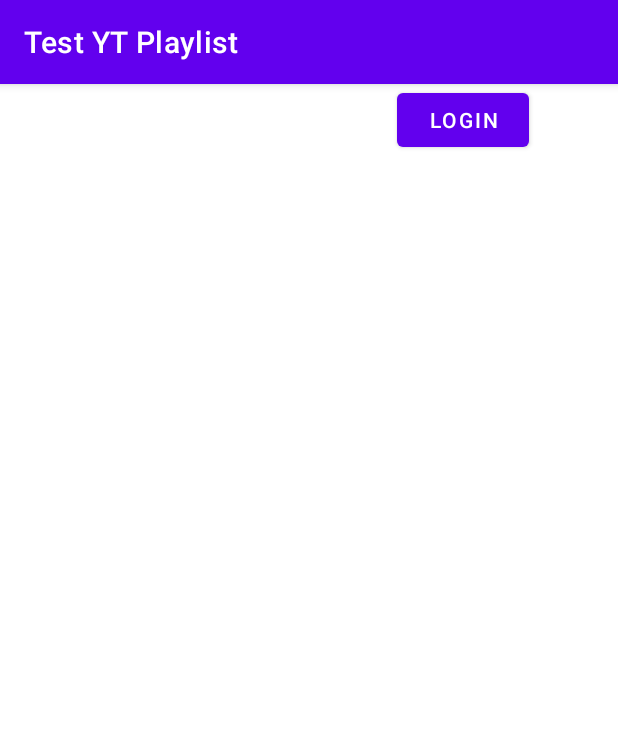
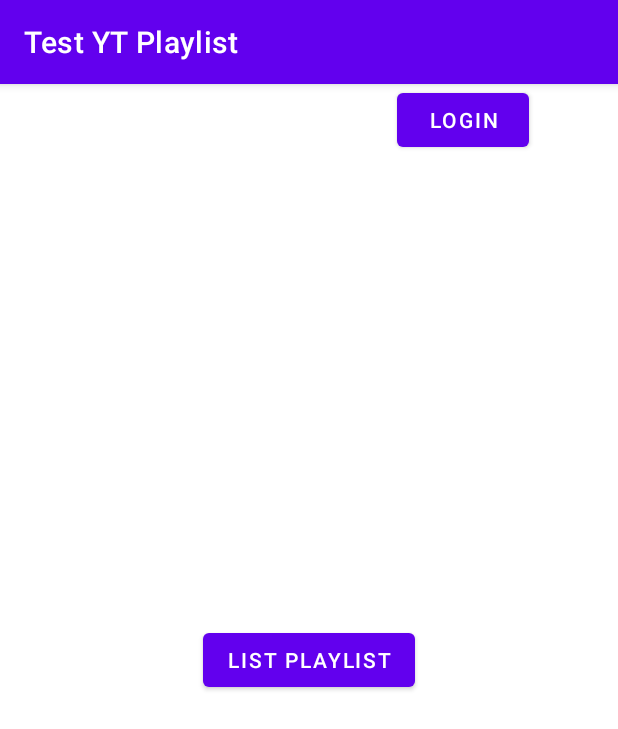
Before and after one commit to bsissons/reddit2playlist, an Android app: the screen it shows after launch (MainActivity), after a tap on "LOGIN", on a phone screen of 412 x 824 dp. Shown: the top 729 px of the screen. Run offline under Robolectric (Android 15) with nearby library versions, the phone set to English and light mode, and no system bars; libraries missing offline, so code that uses them is left out: com.google.api.client, com.google.api.services; plain views replace YouTubePlayerView.

Commit message:
Working login and YT API request

```diff
--- a/app/src/main/java/com/example/testytplaylist/BaseYoutubePlaylistActivity.kt
+++ b/app/src/main/java/com/example/testytplaylist/BaseYoutubePlaylistActivity.kt
@@ -18,21 +18,24 @@ abstract class BaseYoutubePlaylistActivity : AppCompatActivity() {
     private val SCOPE_FILE = Scope("https://www.googleapis.com/auth/youtube")
     //private val SCOPE_FILE = Scope("https://www.googleapis.com/auth/drive.file")
     //private val SCOPE_APPFOLDER: Scope = Scope("https://www.googleapis.com/auth/drive.appdata")
-    private val SCOPE_READONLY: Scope = Scope("https://www.googleapis.com/auth/youtube.readonly")
+    //private val SCOPE_READONLY: Scope = Scope("https://www.googleapis.com/auth/youtube.readonly")
 
     //Request code for Google Sign-in
 
-    protected val REQUEST_CODE_SIGN_IN = 1
+    private val REQUEST_CODE_SIGN_IN = 1
 
     private var mToken: String? = null
     private var mCredential: GoogleAccountCredential? = null
 
     override fun onStart() {
         super.onStart()
-        signIn()
+        signIn(false)
     }
 
     // Handles resolution callbacks.
+    //val getContent = registerForActivityResult(GetContent()) { uri: Uri? ->
+    //    // Handle the returned Uri
+    //}
 
     @Deprecated("Deprecated in Java")
     override fun onActivityResult(requestCode: Int, resultCode: Int, data: Intent?) {
@@ -42,15 +45,15 @@ abstract class BaseYoutubePlaylistActivity : AppCompatActivity() {
                 // Sign-in may fail or be cancelled by the user. For this sample, sign-in is
                 // required and is fatal. For apps where sign-in is optional, handle
                 // appropriately
-                Log.e(TAG, "Sign-in failed.")
+                Log.e(TAG, "Sign-in failed :/ 1 $resultCode")
                 return
             }
             val getAccountTask: Task<GoogleSignInAccount> =
                 GoogleSignIn.getSignedInAccountFromIntent(data)
-            if (getAccountTask.isSuccessful()) {
-                initializeYtClient(getAccountTask.getResult())
+            if (getAccountTask.isSuccessful) {
+                initializeYtClient(getAccountTask.result)
             } else {
-                Log.e(TAG, "Sign-in failed.")
+                Log.e(TAG, "Sign-in failed. 2")
             }
         }
         super.onActivityResult(requestCode, resultCode, data)
@@ -59,19 +62,23 @@ abstract class BaseYoutubePlaylistActivity : AppCompatActivity() {
 
     // Starts the sign-in process and initializes the Drive client.
 
-    fun signIn() {
+    fun signIn(clean: Boolean) {
         val requiredScopes: MutableSet<Scope> = HashSet(2)
         requiredScopes.add(SCOPE_FILE)
-        requiredScopes.add(SCOPE_READONLY)
+        //requiredScopes.add(SCOPE_READONLY)
         val signInAccount = GoogleSignIn.getLastSignedInAccount(this)
-        if (signInAccount != null && signInAccount.grantedScopes.containsAll(requiredScopes)) {
+        if ( !clean && signInAccount != null && signInAccount.grantedScopes.containsAll(requiredScopes)) {
+            Log.d(TAG, "Last sign in is NOT null")
             initializeYtClient(signInAccount)
         } else {
+            Log.d(TAG, "Last sign in is null")
             val signInOptions = GoogleSignInOptions.Builder(GoogleSignInOptions.DEFAULT_SIGN_IN)
                 .requestScopes(SCOPE_FILE)
-                .requestScopes(SCOPE_READONLY)
+                .requestEmail()
+                //.requestScopes(SCOPE_READONLY)
                 .build()
             val googleSignInClient = GoogleSignIn.getClient(this, signInOptions)
+            Log.d(TAG, "DDDD start activity for result")
             startActivityForResult(googleSignInClient.signInIntent, REQUEST_CODE_SIGN_IN)
         }
     }
@@ -79,7 +86,7 @@ abstract class BaseYoutubePlaylistActivity : AppCompatActivity() {
     protected fun checkSignedIn(initClient: Boolean): Boolean {
         val requiredScopes: MutableSet<Scope> = HashSet(2)
         requiredScopes.add(SCOPE_FILE)
-        requiredScopes.add(SCOPE_READONLY)
+        //requiredScopes.add(SCOPE_READONLY)
         val signInAccount = GoogleSignIn.getLastSignedInAccount(this)
         return if (signInAccount != null && signInAccount.grantedScopes.containsAll(requiredScopes)) {
             if (initClient) {
@@ -94,7 +101,7 @@ abstract class BaseYoutubePlaylistActivity : AppCompatActivity() {
     fun signOut() {
         val signInOptions = GoogleSignInOptions.Builder(GoogleSignInOptions.DEFAULT_SIGN_IN)
             .requestScopes(SCOPE_FILE)
-            .requestScopes(SCOPE_READONLY)
+            //.requestScopes(SCOPE_READONLY)
             .build()
         val googleSignInClient = GoogleSignIn.getClient(this, signInOptions)
         googleSignInClient.signOut()
@@ -103,13 +110,16 @@ abstract class BaseYoutubePlaylistActivity : AppCompatActivity() {
     // Continues the sign-in process, initializing the Drive clients with the current
     // user's account.
     private fun initializeYtClient(signInAccount: GoogleSignInAccount) {
+        Log.d(TAG, "initializeYtClient")
         mCredential = GoogleAccountCredential.usingOAuth2(
             this,
-            Collections.singleton(SCOPE_FILE.getScopeUri())
+            Collections.singleton(SCOPE_FILE.scopeUri)
         )
-        mCredential?.setSelectedAccount(signInAccount.account)
-        Log.e(TAG, "" + signInAccount.account)
-        //onYtClientReady(signInAccount.displayName, signInAccount.email, signInAccount.photoUrl)
+        mCredential?.selectedAccount = signInAccount.account
+        Log.d(TAG, "DDDD the signInAccount is: " + signInAccount.account + " display:"
+                + signInAccount.displayName
+                + " email:" + signInAccount.email)
+        onYtClientReady(signInAccount.displayName, signInAccount.email, signInAccount.photoUrl)
     }
 
     fun getCredential(): GoogleAccountCredential? {
--- a/app/src/main/java/com/example/testytplaylist/MainActivity.kt
+++ b/app/src/main/java/com/example/testytplaylist/MainActivity.kt
@@ -3,13 +3,22 @@ package com.example.testytplaylist
 //import androidx.appcompat.app.AppCompatActivity
 //import android.view.View
 
+import android.annotation.SuppressLint
 import android.net.Uri
+import android.os.AsyncTask
+//import android.os.AsyncTask
 import android.os.Bundle
+import android.os.Handler
+import android.os.Looper
 import android.widget.Button
+import android.widget.Toast
 import com.google.api.client.extensions.android.http.AndroidHttp
 import com.google.api.client.json.JsonFactory
 import com.google.api.client.json.jackson2.JacksonFactory
 import com.google.api.services.youtube.YouTube
+import com.google.api.services.youtube.model.PlaylistListResponse
+import java.io.IOException
+import java.util.concurrent.Executors
 
 
 /*
@@ -84,8 +93,8 @@ class MainActivity : YouTubeBaseActivity() {
 }
  */
 
-public class MainActivity : BaseYoutubePlaylistActivity() {
-    private val APPLICATION_NAME = "Google Drive API"
+public open class MainActivity : BaseYoutubePlaylistActivity() {
+    private val APPLICATION_NAME = "YouTubePlaylist Checker"
 
     /**
      * Global instance of the HTTP transport.
@@ -97,40 +106,70 @@ public class MainActivity : BaseYoutubePlaylistActivity() {
      */
     private val JSON_FACTORY: JsonFactory = JacksonFactory.getDefaultInstance()
 
-    private var mDrive: YouTube? = null
+    private var mYtInst: YouTube? = null
 
     override fun onCreate(savedInstanceState: Bundle?) {
         super.onCreate(savedInstanceState)
         setContentView(R.layout.activity_main)
         val loginButton: Button = findViewById(R.id.login)
         loginButton.setOnClickListener {
-            signIn()
+            signIn(true)
         }
-        /*
-        ** TODO
-        findViewById<View>(R.id.listFile).setOnClickListener(object : OnClickListener() {
-            fun onClick(view: View?) {
-                val task: AsyncTask<Void, Void, Void> = object : AsyncTask<Void?, Void?, Void?>() {
-                    protected fun doInBackground(vararg voids: Void): Void? {
+        val playlistButton: Button = findViewById(R.id.list_playlist)
+        playlistButton.setOnClickListener {
             try {
                 listPlaylists()
-                        } catch (e: IOException) {
+            } catch (e: IllegalArgumentException) {
                 e.printStackTrace()
             }
-                        return null
         }
     }
-                task.execute()
+
+    private fun listPlaylists() {
+        if (mYtInst == null) {
+            Toast.makeText(this@MainActivity , "Unable to contact Youtube service"
+                , Toast.LENGTH_LONG).show()
+            return
         }
-        })
-         */
+        val executor = Executors.newSingleThreadExecutor()
+        val handler = Handler(Looper.getMainLooper())
+        executor.execute {
+            /*
+            * Your task will be executed here
+            * you can execute anything here that
+            * you cannot execute in UI thread
+            * for example a network operation
+            * This is a background thread and you cannot
+            * access view elements here
+            *
+            * its like doInBackground()
+            * */
+
+            // Define and execute the API request
+            val request: YouTube.Playlists.List = mYtInst!!.playlists()
+                .list(mutableListOf("snippet,contentDetails"))
+            val response: PlaylistListResponse = request.setMaxResults(25L)
+                .setMine(true)
+                .execute()
+            println("DDDD")
+            println(response)
+            //handler.post {
+                /*
+                * You can perform any operation that
+                * requires UI Thread here.
+                *
+                * its like onPostExecute()
+                * */
+            //}
         }
+    }
+
 
     /*
     **TODO
     fun listPlaylists() {
         // Print the names and IDs for up to 10 files.
-        val result: FileList = mDrive.files().list()
+        val result: FileList = mYtInst.files().list()
             .setPageSize(10)
             .setFields("nextPageToken, files(id, name)")
             .execute()
@@ -148,7 +187,7 @@ public class MainActivity : BaseYoutubePlaylistActivity() {
 
     override fun onYtClientReady(displayName: String?, email: String?, avatar: Uri?) {
         // Build a new authorized API client service.
-        mDrive = YouTube.Builder(HTTP_TRANSPORT, JSON_FACTORY, getCredential())
+        mYtInst = YouTube.Builder(HTTP_TRANSPORT, JSON_FACTORY, getCredential())
             .setApplicationName(APPLICATION_NAME)
             .build()
         /*
--- a/app/src/main/res/layout/activity_main.xml
+++ b/app/src/main/res/layout/activity_main.xml
@@ -16,6 +16,16 @@
         app:layout_constraintStart_toStartOf="parent"
         app:layout_constraintTop_toTopOf="parent" />
 
+    <Button
+        android:id="@+id/list_playlist"
+        android:layout_width="wrap_content"
+        android:layout_height="wrap_content"
+        android:text="@string/list_playlist"
+        app:layout_constraintBottom_toBottomOf="parent"
+        app:layout_constraintEnd_toEndOf="parent"
+        app:layout_constraintStart_toStartOf="parent"
+        app:layout_constraintTop_toTopOf="parent" />
+
     <!--
     <com.google.android.youtube.player.YouTubePlayerView
         android:id="@+id/ytPlayer"
--- a/app/src/main/res/values/strings.xml
+++ b/app/src/main/res/values/strings.xml
@@ -1,4 +1,5 @@
 <resources>
     <string name="app_name">Test YT Playlist</string>
     <string name="login_button">Login</string>
+    <string name="list_playlist">List Playlist</string>
 </resources>
```
Lines whose indentation alone changed are shown as unchanged.
